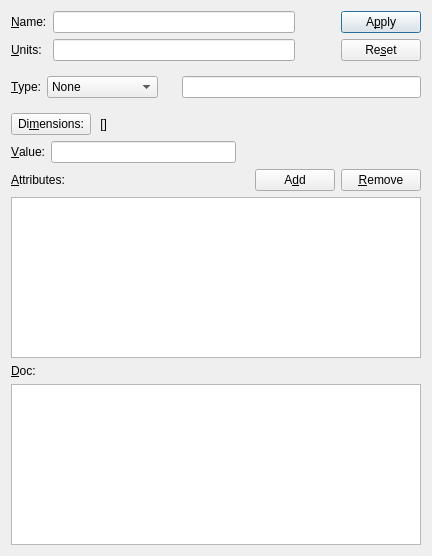
Above: ndtsconfigtool/ui/fielddlg.ui from jkotan/nexdatas.configtool before the change. Below: the same form after it.
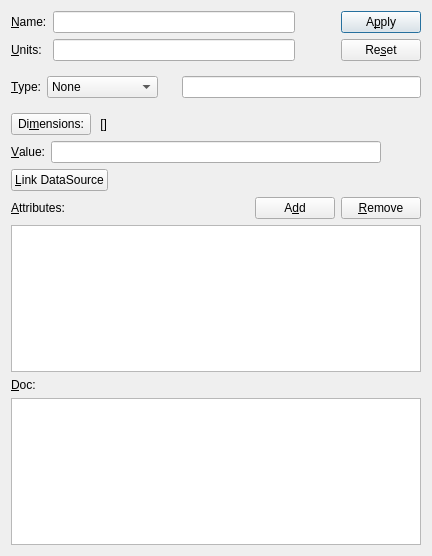
That is the form after the change.

Patch:
```diff
--- a/ndtsconfigtool/ui/fielddlg.ui
+++ b/ndtsconfigtool/ui/fielddlg.ui
@@ -298,6 +298,33 @@
          <property name="orientation">
           <enum>Qt::Horizontal</enum>
          </property>
+         <property name="sizeType">
+          <enum>QSizePolicy::Maximum</enum>
+         </property>
+         <property name="sizeHint" stdset="0">
+          <size>
+           <width>40</width>
+           <height>20</height>
+          </size>
+         </property>
+        </spacer>
+       </item>
+      </layout>
+     </item>
+     <item>
+      <layout class="QHBoxLayout" name="horizontalLayout_8">
+       <item>
+        <widget class="QPushButton" name="linkDSPushButton">
+         <property name="text">
+          <string>&amp;Link DataSource</string>
+         </property>
+        </widget>
+       </item>
+       <item>
+        <spacer name="horizontalSpacer_4">
+         <property name="orientation">
+          <enum>Qt::Horizontal</enum>
+         </property>
          <property name="sizeHint" stdset="0">
           <size>
            <width>40</width>
```
Left out of the diff: 3 changed lines with no effect on the pictures.
